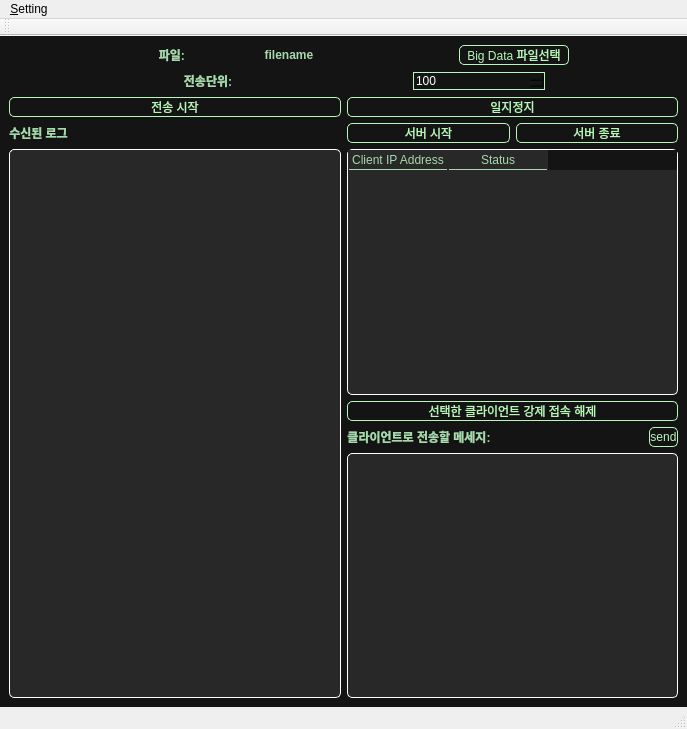
First picture: the form in projects/pj7(AIS_simulator_Server)/ui/Server.ui, repository EagerBeaverLee/Vision_AI_RnD_team, before the edit.
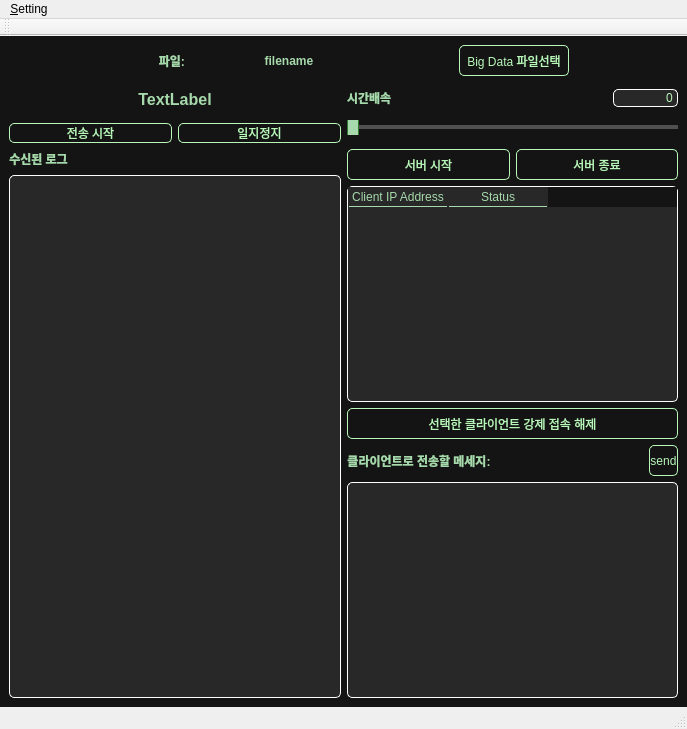
Second picture: the form after the edit.

Commit message: Server Client Simulator complete

```diff
--- a/projects/pj7(AIS_simulator_Server)/ui/Server.ui
+++ b/projects/pj7(AIS_simulator_Server)/ui/Server.ui
@@ -25,7 +25,7 @@
     background-color: rgb(20, 20, 20); /* 원하는 색상으로 변경 */
 }</string>
    </property>
-   <layout class="QVBoxLayout" name="verticalLayout_3">
+   <layout class="QVBoxLayout" name="verticalLayout_5" stretch="1,2,18">
     <item>
      <layout class="QHBoxLayout" name="horizontalLayout_4" stretch="1,1,1,1,1,1">
       <item>
@@ -153,24 +153,14 @@
      </layout>
     </item>
     <item>
-     <layout class="QHBoxLayout" name="horizontalLayout_5" stretch="1,1,1,1,1">
+     <layout class="QHBoxLayout" name="horizontalLayout_5" stretch="1,1">
       <item>
-       <spacer name="horizontalSpacer_4">
-        <property name="orientation">
-         <enum>Qt::Orientation::Horizontal</enum>
-        </property>
-        <property name="sizeHint" stdset="0">
-         <size>
-          <width>40</width>
-          <height>20</height>
-         </size>
-        </property>
-       </spacer>
-      </item>
+       <layout class="QVBoxLayout" name="verticalLayout_4" stretch="2,1">
       <item>
-       <widget class="QLabel" name="label_5">
+         <widget class="QLabel" name="sim_current_time">
         <property name="font">
          <font>
+            <pointsize>12</pointsize>
           <bold>true</bold>
          </font>
         </property>
@@ -180,66 +170,12 @@
 }</string>
         </property>
         <property name="text">
-         <string>전송단위:</string>
-        </property>
-        <property name="scaledContents">
-         <bool>false</bool>
+           <string>TextLabel</string>
         </property>
         <property name="alignment">
          <set>Qt::AlignmentFlag::AlignCenter</set>
         </property>
        </widget>
-      </item>
-      <item>
-       <spacer name="horizontalSpacer_8">
-        <property name="orientation">
-         <enum>Qt::Orientation::Horizontal</enum>
-        </property>
-        <property name="sizeHint" stdset="0">
-         <size>
-          <width>40</width>
-          <height>20</height>
-         </size>
-        </property>
-       </spacer>
-      </item>
-      <item>
-       <widget class="QSpinBox" name="sending_size">
-        <property name="styleSheet">
-         <string notr="true">QSpinBox {
-	border: 1px solid rgb(184, 247, 185);
-	text-align: center;
-	color: White;
-}</string>
-        </property>
-        <property name="minimum">
-         <number>100</number>
-        </property>
-        <property name="maximum">
-         <number>5000</number>
-        </property>
-        <property name="singleStep">
-         <number>100</number>
-        </property>
-        <property name="value">
-         <number>100</number>
-        </property>
-       </widget>
-      </item>
-      <item>
-       <spacer name="horizontalSpacer_7">
-        <property name="orientation">
-         <enum>Qt::Orientation::Horizontal</enum>
-        </property>
-        <property name="sizeHint" stdset="0">
-         <size>
-          <width>40</width>
-          <height>20</height>
-         </size>
-        </property>
-       </spacer>
-      </item>
-     </layout>
     </item>
     <item>
      <layout class="QHBoxLayout" name="horizontalLayout_6">
@@ -319,6 +255,127 @@
       </item>
      </layout>
     </item>
+       </layout>
+      </item>
+      <item>
+       <layout class="QVBoxLayout" name="verticalLayout_3">
+        <item>
+         <layout class="QHBoxLayout" name="horizontalLayout_8" stretch="1,3,1">
+          <item>
+           <widget class="QLabel" name="label_6">
+            <property name="font">
+             <font>
+              <bold>true</bold>
+             </font>
+            </property>
+            <property name="styleSheet">
+             <string notr="true">QLabel {
+    color: rgb(166, 217, 171);
+}</string>
+            </property>
+            <property name="text">
+             <string>시간배속</string>
+            </property>
+           </widget>
+          </item>
+          <item>
+           <spacer name="horizontalSpacer_15">
+            <property name="orientation">
+             <enum>Qt::Orientation::Horizontal</enum>
+            </property>
+            <property name="sizeHint" stdset="0">
+             <size>
+              <width>40</width>
+              <height>20</height>
+             </size>
+            </property>
+           </spacer>
+          </item>
+          <item>
+           <widget class="QLineEdit" name="speed_factor_val">
+            <property name="minimumSize">
+             <size>
+              <width>0</width>
+              <height>0</height>
+             </size>
+            </property>
+            <property name="styleSheet">
+             <string notr="true">QLineEdit {
+	color: rgb(184, 247, 185);
+    background-color: rgb(40, 40, 40); /* 원하는 색상으로 변경 */
+	border: 1px solid rgb(255,255,255);
+	border-radius: 5px;      /* (선택 사항) 모서리를 둥글게 */
+}
+QLineEdit:focus {
+    border: 1px solid rgb(184, 247, 185);
+    outline: none;           /* 기본 포커스 아웃라인 제거 */
+}</string>
+            </property>
+            <property name="text">
+             <string>0</string>
+            </property>
+            <property name="maxLength">
+             <number>2000</number>
+            </property>
+            <property name="alignment">
+             <set>Qt::AlignmentFlag::AlignRight|Qt::AlignmentFlag::AlignTrailing|Qt::AlignmentFlag::AlignVCenter</set>
+            </property>
+           </widget>
+          </item>
+         </layout>
+        </item>
+        <item>
+         <widget class="QSlider" name="speed_factor_slider">
+          <property name="sizePolicy">
+           <sizepolicy hsizetype="Minimum" vsizetype="Fixed">
+            <horstretch>0</horstretch>
+            <verstretch>0</verstretch>
+           </sizepolicy>
+          </property>
+          <property name="styleSheet">
+           <string notr="true">QSlider::groove {
+	background-color: rgb(80,80,80);
+	height: 4px;
+}
+QSlider::handle {
+	background-color: rgb(166, 217, 171);
+	border: 1px solid rgb(50,120,50);
+	width: 10px;
+	height: 20px;
+	margin: -20px 0;
+}
+
+QSlider::handle:horizontal:hover{
+	background: rgb(100,170,100);
+}
+QSlider::handle:horizontal:pressed{
+	background: rgb(50,120,50);
+}
+QSlider::sub-page {
+	background-color: rgb(166, 217, 171);
+}</string>
+          </property>
+          <property name="minimum">
+           <number>1</number>
+          </property>
+          <property name="maximum">
+           <number>2000</number>
+          </property>
+          <property name="singleStep">
+           <number>1</number>
+          </property>
+          <property name="value">
+           <number>1</number>
+          </property>
+          <property name="orientation">
+           <enum>Qt::Orientation::Horizontal</enum>
+          </property>
+         </widget>
+        </item>
+       </layout>
+      </item>
+     </layout>
+    </item>
     <item>
      <layout class="QHBoxLayout" name="horizontalLayout_7">
       <item>
@@ -400,7 +457,7 @@
        </layout>
       </item>
       <item>
-       <layout class="QVBoxLayout" name="verticalLayout">
+       <layout class="QVBoxLayout" name="verticalLayout" stretch="1,7,1,1,7">
         <item>
          <layout class="QHBoxLayout" name="horizontalLayout_2">
           <item>
```
Lines whose indentation alone changed are shown as unchanged. The commit also changes 7 other files.
